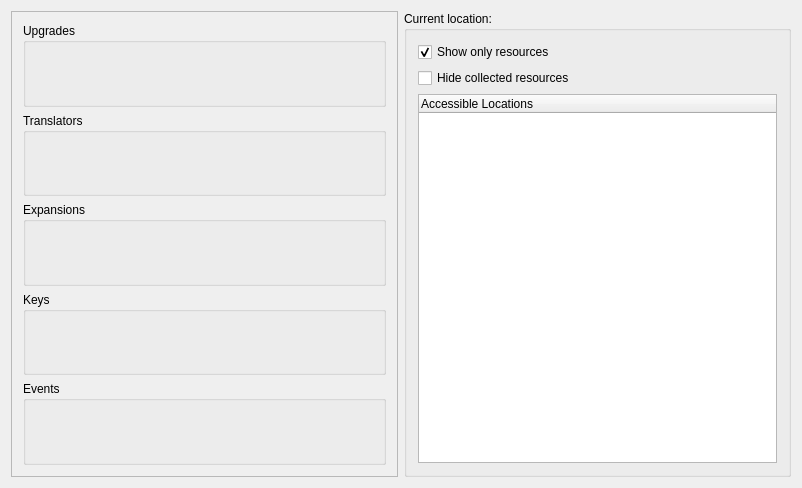
Old version of the form randovania/gui/tracker_window.ui in the repository randovania/randovania.
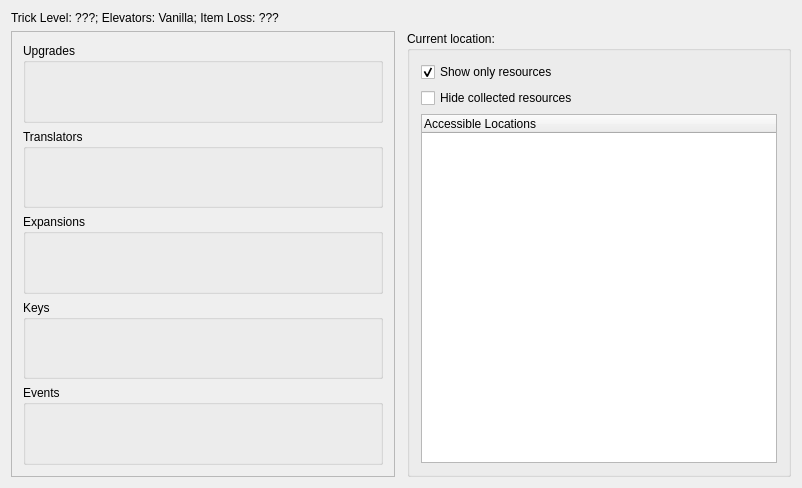
New version of the form.

Commit message: Add a label with the tracker configuration

```diff
--- a/randovania/gui/tracker_window.ui
+++ b/randovania/gui/tracker_window.ui
@@ -66,8 +66,8 @@
         <rect>
          <x>0</x>
          <y>0</y>
-         <width>387</width>
-         <height>447</height>
+         <width>384</width>
+         <height>428</height>
         </rect>
        </property>
        <layout class="QVBoxLayout" name="pickup_box_layout">
@@ -115,6 +115,13 @@
       </widget>
      </widget>
     </item>
+    <item row="0" column="0" colspan="2">
+     <widget class="QLabel" name="configuration_label">
+      <property name="text">
+       <string>Trick Level: ???; Elevators: Vanilla; Item Loss: ???</string>
+      </property>
+     </widget>
+    </item>
    </layout>
   </widget>
   <widget class="QMenuBar" name="menuBar">
```
The commit also changes 2 other files.
